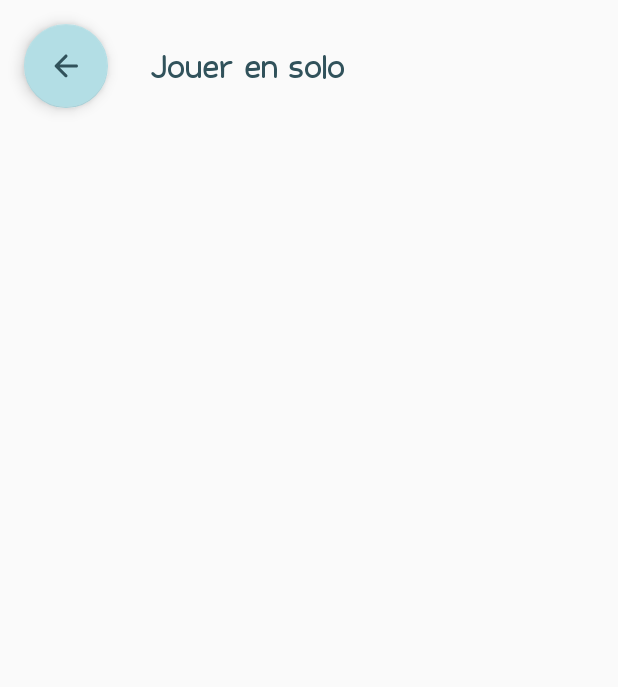
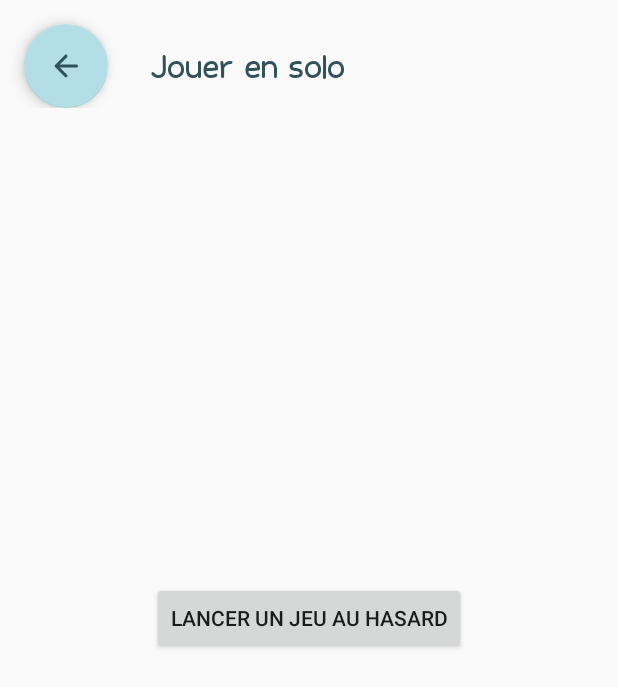
Before and after one commit to Francois35850/PROMOB, an Android app: the screen it shows after launch (Solo), after a tap on "Solo", on a phone screen of 412 x 824 dp. Shown: the top 687 px of the screen. Run offline under Robolectric (Android 15) with nearby library versions, the phone set to English and light mode, and no system bars.

Commit message:
Ajout pages Mini Jeux

```diff
--- a/Projet/app/src/main/java/francois/fr/applipromob/Jeu.java
+++ b/Projet/app/src/main/java/francois/fr/applipromob/Jeu.java
@@ -1,19 +1,30 @@
 package francois.fr.applipromob;
 
+import android.os.Bundle;
 import android.view.View;
 import android.widget.TextView;
 
-public class Jeu {
+import androidx.annotation.Nullable;
+import androidx.appcompat.app.AppCompatActivity;
+
+public abstract class Jeu extends AppCompatActivity {
     String nom;
     int nbJoueurs;
     VictoryType vt;
-    Integer image;
+    Integer image,res;
 
-    public Jeu(String name, int nbJoueurs, VictoryType vt,Integer image) {
+    public Jeu(String name, int nbJoueurs, VictoryType vt,Integer image,Integer res) {
         this.nom = name;
         this.nbJoueurs = nbJoueurs;
         this.vt = vt;
         this.image = image;
+        this.res = res;
+    }
+
+    @Override
+    protected void onCreate(@Nullable Bundle savedInstanceState) {
+        super.onCreate(savedInstanceState);
+        setContentView(res);
     }
 
     public static enum VictoryType {
--- a/Projet/app/src/main/java/francois/fr/applipromob/MainActivity.java
+++ b/Projet/app/src/main/java/francois/fr/applipromob/MainActivity.java
@@ -16,6 +16,12 @@ import android.widget.Button;
 
 import java.util.ArrayList;
 import java.util.List;
+
+import francois.fr.applipromob.jeux.Athletisme;
+import francois.fr.applipromob.jeux.Bateau;
+import francois.fr.applipromob.jeux.Cibles;
+import francois.fr.applipromob.jeux.JustePrix;
+import francois.fr.applipromob.jeux.Puzzle;
 
 public class MainActivity extends AppCompatActivity {
 
@@ -74,10 +80,10 @@ public class MainActivity extends AppCompatActivity {
         clickButton(bt_multi, 2);
         clickButton(bt_stats, 3);
         clickButton(bt_minijeux, 4);
-        addMiniJeu(new Jeu("Athlétisme",4, Jeu.VictoryType.TEMPS,R.drawable.jeu_athletisme));
-        addMiniJeu(new Jeu("Cibles",4, Jeu.VictoryType.POINTS,R.drawable.jeu_cibles));
-        addMiniJeu(new Jeu("Bateau",4, Jeu.VictoryType.TEMPS,R.drawable.jeu_bateau));
-        addMiniJeu(new Jeu("Puzzle",4, Jeu.VictoryType.TEMPS,R.drawable.jeu_puzzle));
-        addMiniJeu(new Jeu("Juste Prix",4, Jeu.VictoryType.POINTS,R.drawable.jeu_juste_prix));
+        addMiniJeu(new Athletisme("Athlétisme",4, Jeu.VictoryType.TEMPS,R.drawable.jeu_athletisme));
+        addMiniJeu(new Cibles("Cibles",4, Jeu.VictoryType.POINTS,R.drawable.jeu_cibles));
+        addMiniJeu(new Bateau("Bateau",4, Jeu.VictoryType.TEMPS,R.drawable.jeu_bateau));
+        addMiniJeu(new Puzzle("Puzzle",4, Jeu.VictoryType.TEMPS,R.drawable.jeu_puzzle));
+        addMiniJeu(new JustePrix("Juste Prix",4, Jeu.VictoryType.POINTS,R.drawable.jeu_juste_prix));
     }
 }
--- /dev/null
+++ b/Projet/app/src/main/java/francois/fr/applipromob/jeux/Athletisme.java
@@ -0,0 +1,13 @@
+package francois.fr.applipromob.jeux;
+
+import francois.fr.applipromob.Jeu;
+import francois.fr.applipromob.R;
+
+public class Athletisme extends Jeu {
+    public Athletisme(String name, int nbJoueurs, VictoryType vt, Integer image) {
+        super(name, nbJoueurs, vt, image, R.layout.jeu_athletisme);
+    }
+
+
+
+}
--- /dev/null
+++ b/Projet/app/src/main/java/francois/fr/applipromob/jeux/Bateau.java
@@ -0,0 +1,13 @@
+package francois.fr.applipromob.jeux;
+
+import francois.fr.applipromob.Jeu;
+import francois.fr.applipromob.R;
+
+public class Bateau extends Jeu {
+    public Bateau(String name, int nbJoueurs, VictoryType vt, Integer image) {
+        super(name, nbJoueurs, vt, image, R.layout.jeu_bateau);
+    }
+
+
+
+}
--- /dev/null
+++ b/Projet/app/src/main/java/francois/fr/applipromob/jeux/Cibles.java
@@ -0,0 +1,13 @@
+package francois.fr.applipromob.jeux;
+
+import francois.fr.applipromob.Jeu;
+import francois.fr.applipromob.R;
+
+public class Cibles extends Jeu {
+    public Cibles(String name, int nbJoueurs, VictoryType vt, Integer image) {
+        super(name, nbJoueurs, vt, image, R.layout.jeu_cibles);
+    }
+
+
+
+}
--- /dev/null
+++ b/Projet/app/src/main/java/francois/fr/applipromob/jeux/JustePrix.java
@@ -0,0 +1,11 @@
+package francois.fr.applipromob.jeux;
+
+import francois.fr.applipromob.Jeu;
+import francois.fr.applipromob.R;
+
+public class JustePrix extends Jeu {
+    public JustePrix(String name, int nbJoueurs, VictoryType vt, Integer image) {
+        super(name, nbJoueurs, vt, image,R.layout.jeu_juste_prix);
+    }
+
+}
--- /dev/null
+++ b/Projet/app/src/main/java/francois/fr/applipromob/jeux/Puzzle.java
@@ -0,0 +1,13 @@
+package francois.fr.applipromob.jeux;
+
+import francois.fr.applipromob.Jeu;
+import francois.fr.applipromob.R;
+
+public class Puzzle extends Jeu {
+    public Puzzle(String name, int nbJoueurs, VictoryType vt, Integer image) {
+        super(name, nbJoueurs, vt, image, R.layout.jeu_puzzle);
+    }
+
+
+
+}
--- a/Projet/app/src/main/res/layout/activity_solo.xml
+++ b/Projet/app/src/main/res/layout/activity_solo.xml
@@ -6,18 +6,11 @@
     android:layout_height="match_parent"
     tools:context=".Solo">
 
-    <TextView
-        android:layout_width="wrap_content"
+    <androidx.constraintlayout.widget.ConstraintLayout
+        android:id="@+id/constraintLayout2"
+        android:layout_width="match_parent"
         android:layout_height="wrap_content"
-        android:gravity="center_vertical|center_horizontal"
-        android:text="Jouer en solo"
-        android:fontFamily="@font/stanberry"
-        android:layout_marginLeft="100dp"
-        app:layout_constraintBottom_toBottomOf="@+id/retour"
-        app:layout_constraintStart_toStartOf="parent"
-        app:layout_constraintTop_toTopOf="@+id/retour"
-        android:textColor="@color/bleu_fonce"
-        android:textSize="22dp"/>
+        app:layout_constraintTop_toTopOf="parent">
 
         <com.google.android.material.floatingactionbutton.FloatingActionButton
             android:id="@+id/retour"
@@ -25,8 +18,37 @@
             android:layout_height="wrap_content"
             android:layout_gravity="top|start"
             android:layout_margin="16dp"
-        app:srcCompat="@drawable/ic_round_arrow_back_24"
             app:backgroundTint="@color/bleu_clair"
             app:layout_constraintStart_toStartOf="parent"
-        app:layout_constraintTop_toTopOf="parent" />
+            app:layout_constraintTop_toTopOf="parent"
+            app:srcCompat="@drawable/ic_round_arrow_back_24" />
+
+        <TextView
+            android:layout_width="wrap_content"
+            android:layout_height="wrap_content"
+            android:layout_marginLeft="100dp"
+            android:fontFamily="@font/stanberry"
+            android:gravity="center_vertical|center_horizontal"
+            android:text="Jouer en solo"
+            android:textColor="@color/bleu_fonce"
+            android:textSize="22dp"
+            app:layout_constraintBottom_toBottomOf="@+id/retour"
+            app:layout_constraintStart_toStartOf="parent"
+            app:layout_constraintTop_toTopOf="@+id/retour" />
     </androidx.constraintlayout.widget.ConstraintLayout>
+
+    <LinearLayout
+        android:id="@+id/linearLayout"
+        android:layout_width="match_parent"
+        android:layout_height="match_parent"
+        android:gravity="center_horizontal|center_vertical"
+        android:orientation="vertical">
+
+        <Button
+            android:layout_width="wrap_content"
+            android:layout_height="wrap_content"
+            android:text="Lancer un jeu au hasard"
+            android:layout_gravity="center_vertical|center_horizontal"
+            />
+    </LinearLayout>
+</androidx.constraintlayout.widget.ConstraintLayout>
```
Also changed, not shown: Projet/app/src/main/AndroidManifest.xml (+5 -5 lines), Projet/app/src/main/res/layout/jeu_athletisme.xml (added, +21 -0 lines), Projet/app/src/main/res/layout/jeu_bateau.xml (added, +20 -0 lines), Projet/app/src/main/res/layout/jeu_cibles.xml (added, +20 -0 lines), Projet/app/src/main/res/layout/jeu_juste_prix.xml (added, +20 -0 lines), Projet/app/src/main/res/layout/jeu_puzzle.xml (added, +20 -0 lines). Lines whose indentation alone changed are shown as unchanged.
